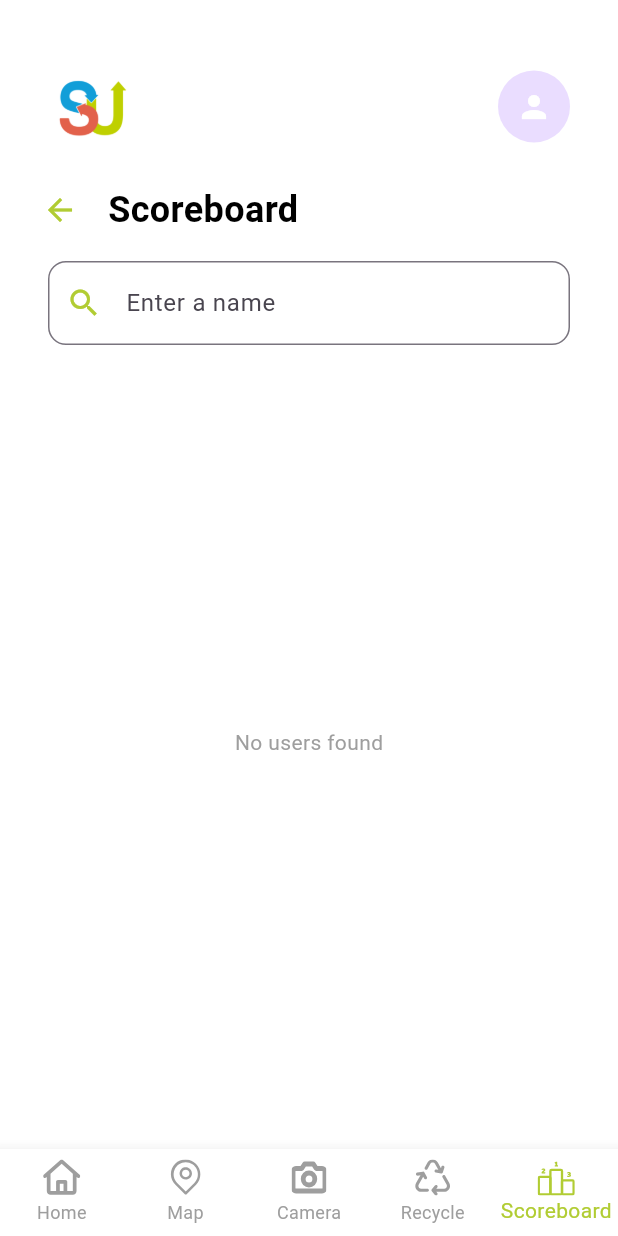
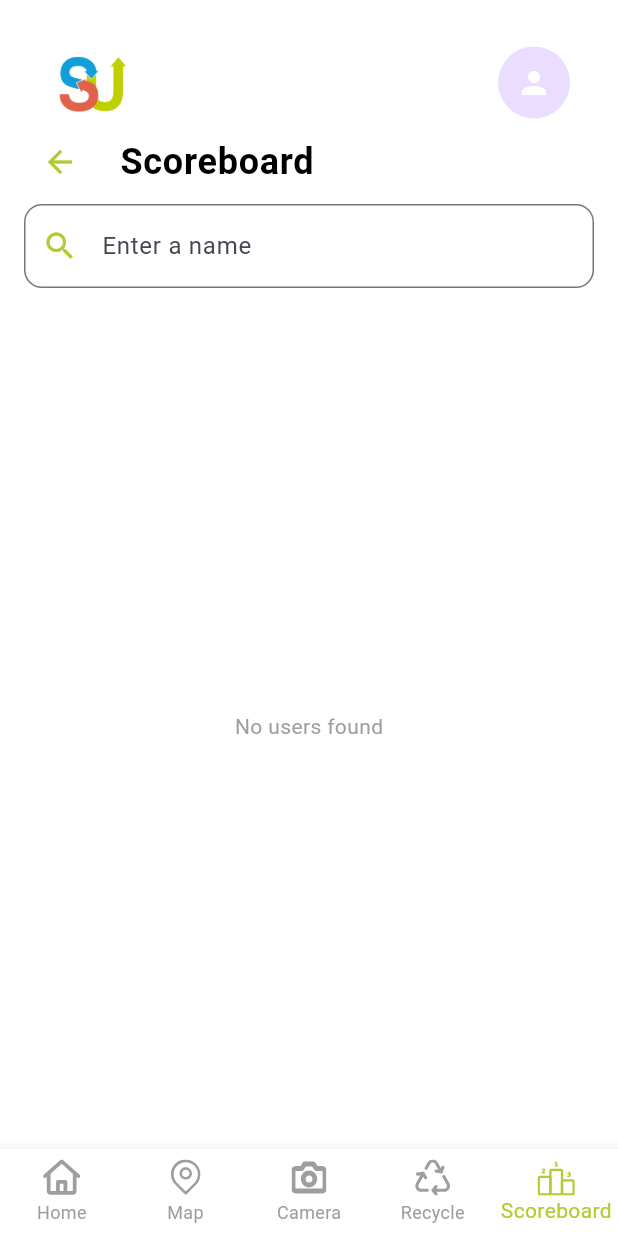
Before and after one commit to ISIS3510-Team14/Flutter, a Flutter app: the ScoreboardScreen screen opened by its route, on a phone screen of 412 x 824 dp. Run offline on Flutter 3.47's test engine with Material 3 defaults, Android fonts, the phone set to English and light mode, and no system bars; our stand-ins replace camera, cloud_firestore, connectivity_plus, firebase_analytics, firebase_core, firebase_messaging and 10 more; missing offline and left inert: auth0_flutter; accounts and stored records are empty.

Commit message:
micro optimizations to the layouts and to the iterators

```diff
--- a/lib/presentation/views/scoreboard_screen.dart
+++ b/lib/presentation/views/scoreboard_screen.dart
@@ -19,23 +19,15 @@ class User {
   static int _calculateStreakDays(List<Map<String, dynamic>> history) {
     if (history.isEmpty) return 0;
 
-    int streak = 1;
-    if (history.last['date'].toString().split('-').length != 3) return 0;
-    DateTime lastDate = DateTime.parse(history.last['date']);
+    // Usando Set para almacenar fechas únicas
+    Set<String> distinctDates = {};
 
-    for (int i = history.length - 2; i >= 0; i--) {
-      if (history[i]['date'].toString().split('-').length != 3) continue;
-      DateTime currentDate = DateTime.parse(history[i]['date']);
+    // Bucle indexado en lugar de map
+    for (int i = 0; i < history.length; i++) {
+      distinctDates.add(history[i]['date'].toString());
+    }
 
-      if (currentDate.isBefore(lastDate.subtract(Duration(days: 1)))) {
-        break;
-      } else if (currentDate
-          .isAtSameMomentAs(lastDate.subtract(Duration(days: 1)))) {
-        streak++;
-      }
-      lastDate = currentDate;
-    }
-    return streak;
+    return distinctDates.length;
   }
 
   factory User.fromFirestore(Map<String, dynamic> data) {
@@ -79,10 +71,16 @@ class _ScoreboardScreenState extends State<ScoreboardScreen> {
       if (query.isEmpty) {
         filteredUsers = users;
       } else {
-        filteredUsers = users
-            .where((user) =>
-                user.name.toLowerCase().contains(query.toLowerCase()))
-            .toList();
+        List<User> filtered = [];
+        String lowercaseQuery = query.toLowerCase();
+
+        // Bucle indexado en lugar de where
+        for (int i = 0; i < users.length; i++) {
+          if (users[i].name.toLowerCase().contains(lowercaseQuery)) {
+            filtered.add(users[i]);
+          }
+        }
+        filteredUsers = filtered;
       }
     });
   }
@@ -131,29 +129,24 @@ class _ScoreboardScreenState extends State<ScoreboardScreen> {
     return Scaffold(
       backgroundColor: SustainUColors.background,
       bottomNavigationBar: BottomNavBar(currentIndex: 4),
-      body: Padding(
-        padding: const EdgeInsets.all(16.0),
+      body: CustomScrollView(
+        slivers: [
+          SliverToBoxAdapter(
+            child: SafeArea(
               child: Column(
                 crossAxisAlignment: CrossAxisAlignment.start,
+                mainAxisSize: MainAxisSize.min,
                 children: [
                   Padding(
-              padding:
-                  const EdgeInsets.only(top: 30.0, left: 16.0, right: 16.0),
+                    padding: const EdgeInsets.fromLTRB(32, 30, 32, 0),
                     child: HeaderWidget(),
                   ),
-            SizedBox(height: 20),
-
-            // Title
-            Row(
-              children: [
-                IconButton(
+                  ListTile(
+                    leading: IconButton(
                       icon: Icon(Icons.arrow_back, color: SustainUColors.limeGreen),
-                  onPressed: () {
-                    Navigator.pop(context);
-                  },
+                      onPressed: () => Navigator.pop(context),
                     ),
-                SizedBox(width: 8),
-                Text(
+                    title: Text(
                       'Scoreboard',
                       style: TextStyle(
                         fontSize: 24,
@@ -161,10 +154,7 @@ class _ScoreboardScreenState extends State<ScoreboardScreen> {
                         color: SustainUColors.text,
                       ),
                     ),
-              ],
                   ),
-            SizedBox(height: 10),
-            // Search bar
                   Padding(
                     padding: const EdgeInsets.symmetric(horizontal: 16.0),
                     child: TextField(
@@ -176,30 +166,36 @@ class _ScoreboardScreenState extends State<ScoreboardScreen> {
                           borderSide: BorderSide(color: SustainUColors.limeGreen),
                         ),
                       ),
-                onChanged: _filterUsers, // Añadir onChanged
+                      onChanged: _filterUsers,
                     ),
                   ),
                   SizedBox(height: 10),
-
-            // Scoreboard List
-            Expanded(
-              child: isLoading
-                  ? Center(child: CircularProgressIndicator())
-                  : filteredUsers.isEmpty
-                      ? Center(
+                ],
+              ),
+            ),
+          ),
+          if (isLoading)
+            SliverFillRemaining(
+              child: Center(child: CircularProgressIndicator()),
+            )
+          else if (filteredUsers.isEmpty)
+            SliverFillRemaining(
+              child: Center(
                 child: Text(
-                            searchQuery.isEmpty
-                                ? 'No users found'
-                                : 'No results for "$searchQuery"',
+                  searchQuery.isEmpty ? 'No users found' : 'No results for "$searchQuery"',
                   style: TextStyle(color: Colors.grey),
                 ),
+              ),
             )
-                      : ListView.builder(
-                          itemCount: filteredUsers.length,
-                          itemBuilder: (context, index) {
+          else
+            SliverPadding(
+              padding: EdgeInsets.symmetric(horizontal: 16),
+              sliver: SliverList(
+                delegate: SliverChildBuilderDelegate(
+                  (context, index) {
                     final user = filteredUsers[index];
                     return Padding(
-                              padding: const EdgeInsets.symmetric(vertical: 8.0),
+                      padding: const EdgeInsets.symmetric(vertical: 4),
                       child: Card(
                         shape: RoundedRectangleBorder(
                           borderRadius: BorderRadius.circular(12),
@@ -237,11 +233,12 @@ class _ScoreboardScreenState extends State<ScoreboardScreen> {
                       ),
                     );
                   },
+                  childCount: filteredUsers.length,
+                ),
               ),
             ),
         ],
       ),
-      ),
     );
   }
 }
```
Lines whose indentation alone changed are shown as unchanged.
